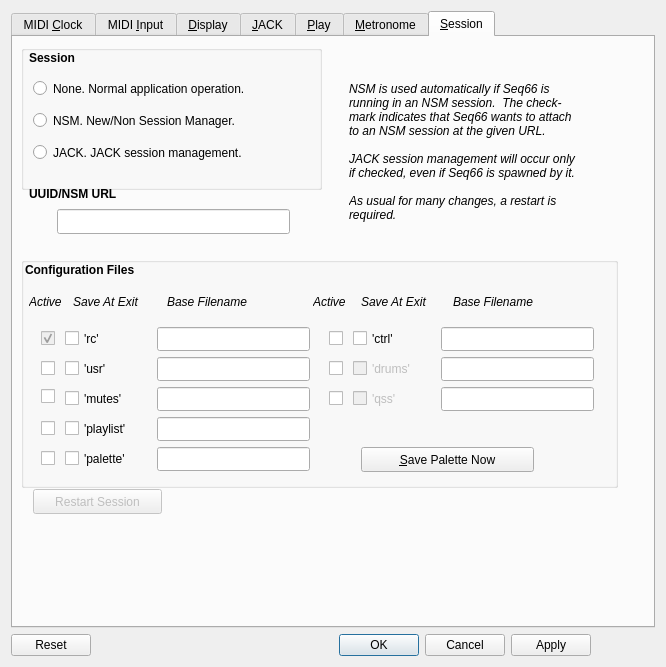
Old version of the form seq_qt5/forms/qseditoptions.ui in the repository ahlstromcj/seq66.
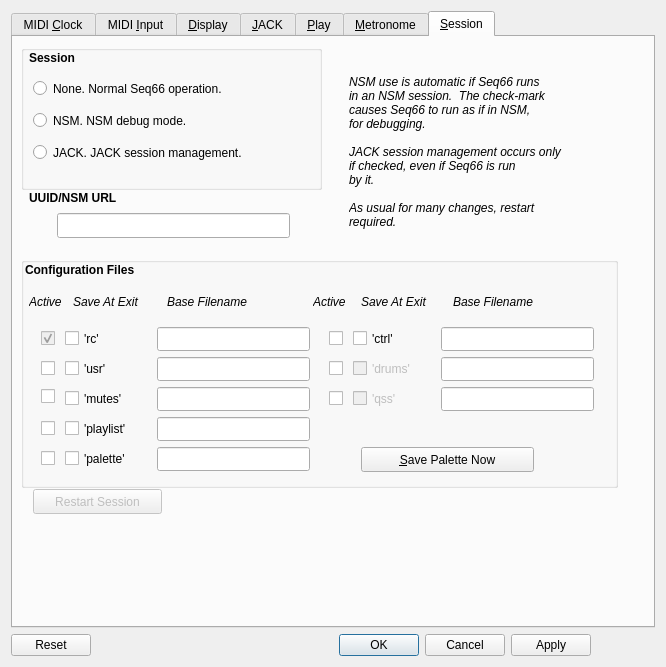
New version of the form.

```diff
--- a/seq_qt5/forms/qseditoptions.ui
+++ b/seq_qt5/forms/qseditoptions.ui
@@ -2399,7 +2399,7 @@
          </rect>
         </property>
         <property name="text">
-         <string>None. Normal application operation.</string>
+         <string>None. Normal Seq66 operation.</string>
         </property>
        </widget>
        <widget class="QRadioButton" name="radio_session_nsm">
@@ -2412,7 +2412,7 @@
          </rect>
         </property>
         <property name="text">
-         <string>NSM. New/Non Session Manager.</string>
+         <string>NSM. NSM debug mode.</string>
         </property>
        </widget>
        <widget class="QRadioButton" name="radio_session_jack">
@@ -2465,15 +2465,16 @@
         </font>
        </property>
        <property name="text">
-        <string>NSM is used automatically if Seq66 is
-running in an NSM session.  The check-
-mark indicates that Seq66 wants to attach
-to an NSM session at the given URL.
+        <string>NSM use is automatic if Seq66 runs
+in an NSM session.  The check-mark
+causes Seq66 to run as if in NSM,
+for debugging.
 
-JACK session management will occur only
-if checked, even if Seq66 is spawned by it.
+JACK session management occurs only
+if checked, even if Seq66 is run
+by it.
 
-As usual for many changes, a restart is
+As usual for many changes, restart
 required.</string>
        </property>
       </widget>
@@ -2481,7 +2482,7 @@
        <property name="geometry">
         <rect>
          <x>16</x>
-         <y>148</y>
+         <y>152</y>
          <width>149</width>
          <height>17</height>
         </rect>
@@ -2503,7 +2504,7 @@
        <property name="geometry">
         <rect>
          <x>44</x>
-         <y>172</y>
+         <y>176</y>
          <width>233</width>
          <height>25</height>
         </rect>
```
Left out of the diff: 31 changed lines with no effect on the pictures.
